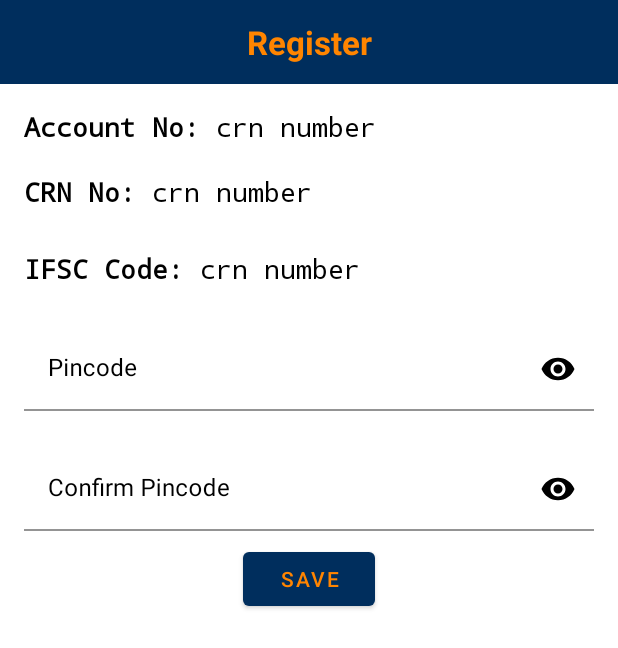
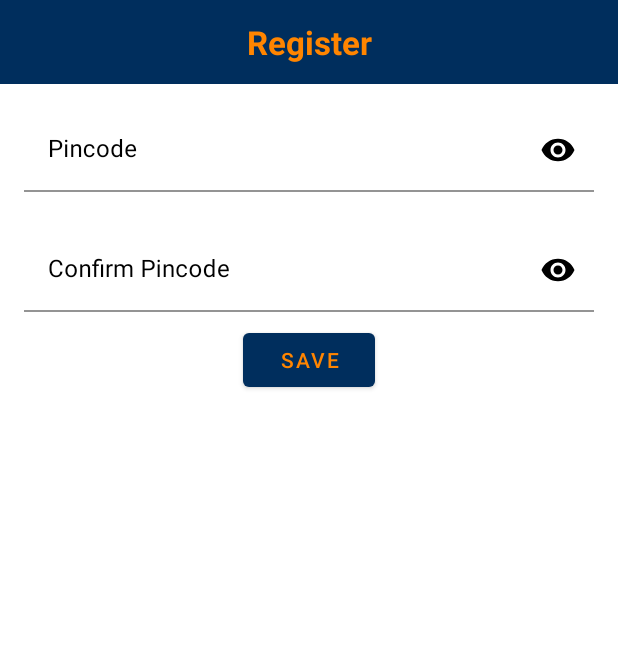
Before and after one commit to Necromancer376/Android_Assignments, an Android app: the fragment RegisterFragment2 placed in its activity, on a phone screen of 412 x 824 dp. Shown: the top 648 px of the screen. Run offline under Robolectric (Android 15) with nearby library versions, the phone set to English and light mode, and no system bars; 1 statement that could not run was skipped.

Commit message:
camera change

```diff
--- a/Assignment2/app/src/main/java/com/example/assignment2/PrefUtils.kt
+++ b/Assignment2/app/src/main/java/com/example/assignment2/PrefUtils.kt
@@ -15,10 +15,8 @@ class PrefUtils {
         private lateinit var editor: SharedPreferences.Editor
 
         fun with(context: Context): PrefUtils {
-//            if (prefUtils == null)
-//                prefUtils = Builder(context).build()
             prefUtils = PrefUtils(context)
-            return prefUtils as PrefUtils
+            return prefUtils
         }
     }
 
--- a/Assignment2/app/src/main/java/com/example/assignment2/RegisterFragment2.kt
+++ b/Assignment2/app/src/main/java/com/example/assignment2/RegisterFragment2.kt
@@ -31,9 +31,9 @@ class RegisterFragment2 : BaseFragment() {
 
         user = arguments?.getSerializable("registerUser") as User
 
-        tv_reg_acc.text = user.accNo
-        tv_reg_crn.text = user.crnNo
-        tv_reg_ifsc.text = user.ifscCode
+//        tv_reg_acc.text = user.accNo
+//        tv_reg_crn.text = user.crnNo
+//        tv_reg_ifsc.text = user.ifscCode
 
         btn_save_user.setOnClickListener {
 
--- /dev/null
+++ b/Assignment2/app/src/main/res/drawable/ic_add_photo.xml
@@ -0,0 +1,5 @@
+<vector android:height="24dp" android:tint="#000000"
+    android:viewportHeight="24" android:viewportWidth="24"
+    android:width="24dp" xmlns:android="http://schemas.android.com/apk/res/android">
+    <path android:fillColor="@android:color/white" android:pathData="M19,7v2.99s-1.99,0.01 -2,0L17,7h-3s0.01,-1.99 0,-2h3L17,2h2v3h3v2h-3zM16,11L16,8h-3L13,5L5,5c-1.1,0 -2,0.9 -2,2v12c0,1.1 0.9,2 2,2h12c1.1,0 2,-0.9 2,-2v-8h-3zM5,19l3,-4 2,3 3,-4 4,5L5,19z"/>
+</vector>
--- /dev/null
+++ b/Assignment2/app/src/main/res/drawable/ic_camera.xml
@@ -0,0 +1,6 @@
+<vector android:height="24dp" android:tint="#000000"
+    android:viewportHeight="24" android:viewportWidth="24"
+    android:width="24dp" xmlns:android="http://schemas.android.com/apk/res/android">
+    <path android:fillColor="@android:color/white" android:pathData="M12,12m-3.2,0a3.2,3.2 0,1 1,6.4 0a3.2,3.2 0,1 1,-6.4 0"/>
+    <path android:fillColor="@android:color/white" android:pathData="M9,2L7.17,4L4,4c-1.1,0 -2,0.9 -2,2v12c0,1.1 0.9,2 2,2h16c1.1,0 2,-0.9 2,-2L22,6c0,-1.1 -0.9,-2 -2,-2h-3.17L15,2L9,2zM12,17c-2.76,0 -5,-2.24 -5,-5s2.24,-5 5,-5 5,2.24 5,5 -2.24,5 -5,5z"/>
+</vector>
--- a/Assignment2/app/src/main/res/layout/fragment_register2.xml
+++ b/Assignment2/app/src/main/res/layout/fragment_register2.xml
@@ -25,95 +25,7 @@
 
     </androidx.appcompat.widget.Toolbar>
 
-    <LinearLayout
-        android:layout_width="match_parent"
-        android:layout_height="wrap_content"
-        android:orientation="horizontal"
-        android:layout_marginTop="16dp"
-        android:layout_marginHorizontal="16dp" >
 
-        <com.google.android.material.textview.MaterialTextView
-            android:layout_width="wrap_content"
-            android:layout_height="wrap_content"
-            android:text="Account No: "
-            android:fontFamily="monospace"
-            android:textStyle="bold"
-            android:textSize="18sp"
-            android:textColor="@color/black"
-            android:layout_gravity="center_horizontal"
-            android:layout_marginVertical="5dp" />
-
-        <com.google.android.material.textview.MaterialTextView
-            android:id="@+id/tv_reg_acc"
-            android:layout_width="wrap_content"
-            android:layout_height="wrap_content"
-            android:text="crn number"
-            android:fontFamily="monospace"
-            android:textSize="18sp"
-            android:textColor="@color/black"
-            android:layout_gravity="center_horizontal"
-            android:layout_marginVertical="5dp"/>
-    </LinearLayout>
-
-    <LinearLayout
-        android:layout_width="match_parent"
-        android:layout_height="wrap_content"
-        android:orientation="horizontal"
-        android:layout_marginTop="8dp"
-        android:layout_marginHorizontal="16dp" >
-
-        <com.google.android.material.textview.MaterialTextView
-            android:layout_width="wrap_content"
-            android:layout_height="wrap_content"
-            android:text="CRN No: "
-            android:fontFamily="monospace"
-            android:textStyle="bold"
-            android:textSize="18sp"
-            android:textColor="@color/black"
-            android:layout_gravity="center_horizontal"
-            android:layout_marginVertical="5dp" />
-
-        <com.google.android.material.textview.MaterialTextView
-            android:id="@+id/tv_reg_crn"
-            android:layout_width="wrap_content"
-            android:layout_height="wrap_content"
-            android:text="crn number"
-            android:fontFamily="monospace"
-            android:textSize="18sp"
-            android:textColor="@color/black"
-            android:layout_gravity="center_horizontal"
-            android:layout_marginVertical="5dp"/>
-    </LinearLayout>
-
-    <LinearLayout
-        android:layout_width="match_parent"
-        android:layout_height="wrap_content"
-        android:orientation="horizontal"
-        android:layout_marginTop="16dp"
-        android:layout_marginHorizontal="16dp" >
-
-        <com.google.android.material.textview.MaterialTextView
-            android:layout_width="wrap_content"
-            android:layout_height="wrap_content"
-            android:text="IFSC Code: "
-            android:fontFamily="monospace"
-            android:textStyle="bold"
-            android:textSize="18sp"
-            android:textColor="@color/black"
-            android:layout_gravity="center_horizontal"
-            android:layout_marginVertical="5dp" />
-
-        <com.google.android.material.textview.MaterialTextView
-            android:id="@+id/tv_reg_ifsc"
-            android:layout_width="wrap_content"
-            android:layout_height="wrap_content"
-            android:text="crn number"
-            android:fontFamily="monospace"
-            android:textSize="18sp"
-            android:textColor="@color/black"
-            android:layout_gravity="center_horizontal"
-            android:layout_marginVertical="5dp"/>
-    </LinearLayout>
 
     <com.google.android.material.textfield.TextInputLayout
         android:id="@+id/til_pincode"
@@ -175,3 +87,93 @@
         android:layout_gravity="center_horizontal" />
 
 </LinearLayout>
+
+<!--<LinearLayout-->
+<!--android:layout_width="match_parent"-->
+<!--android:layout_height="wrap_content"-->
+<!--android:orientation="horizontal"-->
+<!--android:layout_marginTop="16dp"-->
+<!--android:layout_marginHorizontal="16dp" >-->
+
+<!--<com.google.android.material.textview.MaterialTextView-->
+<!--    android:layout_width="wrap_content"-->
+<!--    android:layout_height="wrap_content"-->
+<!--    android:text="Account No: "-->
+<!--    android:fontFamily="monospace"-->
+<!--    android:textStyle="bold"-->
+<!--    android:textSize="18sp"-->
+<!--    android:textColor="@color/black"-->
+<!--    android:layout_gravity="center_horizontal"-->
+<!--    android:layout_marginVertical="5dp" />-->
+
+<!--<com.google.android.material.textview.MaterialTextView-->
+<!--    android:id="@+id/tv_reg_acc"-->
+<!--    android:layout_width="wrap_content"-->
+<!--    android:layout_height="wrap_content"-->
+<!--    android:text="crn number"-->
+<!--    android:fontFamily="monospace"-->
+<!--    android:textSize="18sp"-->
+<!--    android:textColor="@color/black"-->
+<!--    android:layout_gravity="center_horizontal"-->
+<!--    android:layout_marginVertical="5dp"/>-->
+<!--</LinearLayout>-->
+
+<!--<LinearLayout-->
+<!--android:layout_width="match_parent"-->
+<!--android:layout_height="wrap_content"-->
+<!--android:orientation="horizontal"-->
+<!--android:layout_marginTop="8dp"-->
+<!--android:layout_marginHorizontal="16dp" >-->
+
+<!--<com.google.android.material.textview.MaterialTextView-->
+<!--    android:layout_width="wrap_content"-->
+<!--    android:layout_height="wrap_content"-->
+<!--    android:text="CRN No: "-->
+<!--    android:fontFamily="monospace"-->
+<!--    android:textStyle="bold"-->
+<!--    android:textSize="18sp"-->
+<!--    android:textColor="@color/black"-->
+<!--    android:layout_gravity="center_horizontal"-->
+<!--    android:layout_marginVertical="5dp" />-->
+
+<!--<com.google.android.material.textview.MaterialTextView-->
+<!--    android:id="@+id/tv_reg_crn"-->
+<!--    android:layout_width="wrap_content"-->
+<!--    android:layout_height="wrap_content"-->
+<!--    android:text="crn number"-->
+<!--    android:fontFamily="monospace"-->
+<!--    android:textSize="18sp"-->
+<!--    android:textColor="@color/black"-->
+<!--    android:layout_gravity="center_horizontal"-->
+<!--    android:layout_marginVertical="5dp"/>-->
+<!--</LinearLayout>-->
+
+<!--<LinearLayout-->
+<!--android:layout_width="match_parent"-->
+<!--android:layout_height="wrap_content"-->
+<!--android:orientation="horizontal"-->
+<!--android:layout_marginTop="16dp"-->
+<!--android:layout_marginHorizontal="16dp" >-->
+
+<!--<com.google.android.material.textview.MaterialTextView-->
+<!--    android:layout_width="wrap_content"-->
+<!--    android:layout_height="wrap_content"-->
+<!--    android:text="IFSC Code: "-->
+<!--    android:fontFamily="monospace"-->
+<!--    android:textStyle="bold"-->
+<!--    android:textSize="18sp"-->
+<!--    android:textColor="@color/black"-->
+<!--    android:layout_gravity="center_horizontal"-->
+<!--    android:layout_marginVertical="5dp" />-->
+
+<!--<com.google.android.material.textview.MaterialTextView-->
+<!--    android:id="@+id/tv_reg_ifsc"-->
+<!--    android:layout_width="wrap_content"-->
+<!--    android:layout_height="wrap_content"-->
+<!--    android:text="crn number"-->
+<!--    android:fontFamily="monospace"-->
+<!--    android:textSize="18sp"-->
+<!--    android:textColor="@color/black"-->
+<!--    android:layout_gravity="center_horizontal"-->
+<!--    android:layout_marginVertical="5dp"/>-->
+<!--</LinearLayout>-->
--- a/Assignment2/app/src/main/res/layout/nav_header.xml
+++ b/Assignment2/app/src/main/res/layout/nav_header.xml
@@ -11,7 +11,7 @@
         android:layout_height="100dp"
         android:padding="3dp"
         android:adjustViewBounds="true"
-
+        android:scaleType="fitXY"
         app:layout_constraintTop_toTopOf="parent"
         app:layout_constraintBottom_toBottomOf="parent"
         app:layout_constraintStart_toStartOf="parent"
--- a/Assignment2/app/src/main/res/values/strings.xml
+++ b/Assignment2/app/src/main/res/values/strings.xml
@@ -57,5 +57,7 @@
         <item>5 Year</item>
         <item>10 Year</item>
     </string-array>
+    <!-- TODO: Remove or change this placeholder text -->
+    <string name="hello_blank_fragment">Hello blank fragment</string>
 
 </resources>
--- /dev/null
+++ b/Assignment2/app/src/main/res/xml/file_paths.xml
@@ -0,0 +1,5 @@
+<?xml version="1.0" encoding="utf-8"?>
+<paths xmlns:android="http://schemas.android.com/apk/res/android">
+    <external-path name="external_files" path="." />
+    <files-path name="camera_photos" path="." />
+</paths>
```
Also changed, not shown: Assignment2/app/src/main/AndroidManifest.xml (+10 -0 lines), Assignment2/app/src/main/java/com/example/assignment2/ImageBottomSheet.kt (added, +72 -0 lines), Assignment2/app/src/main/java/com/example/assignment2/MainActivity.kt (+2 -13 lines), Assignment2/app/src/main/res/layout/fragment_image_bottom_sheet.xml (added, +28 -0 lines).
